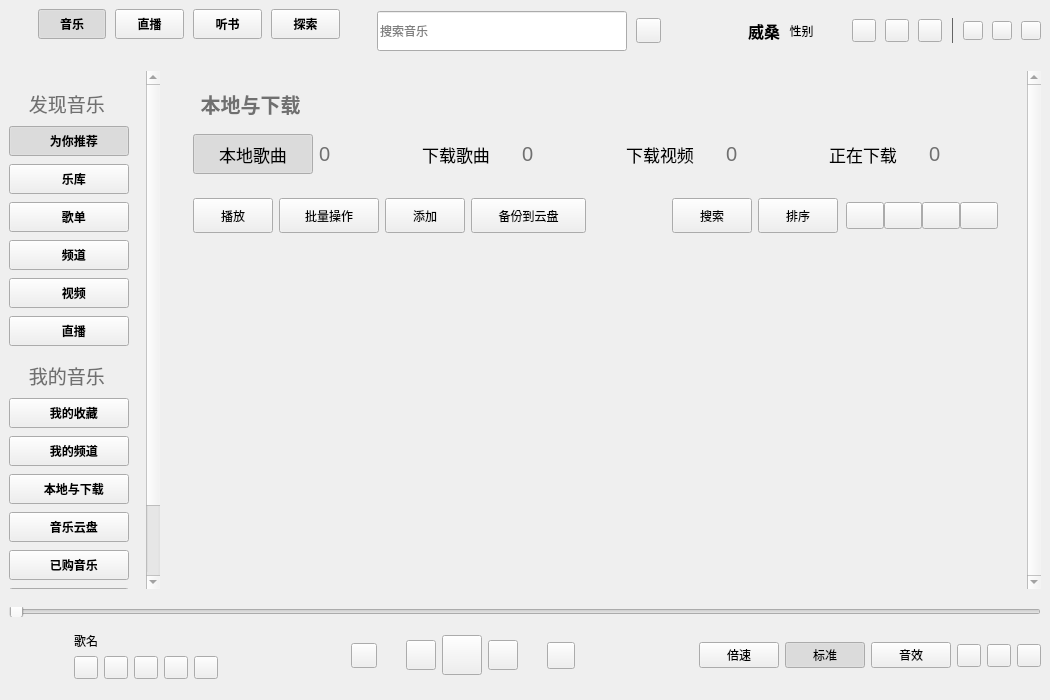
First picture: the form in KuGouStart/KuGouApp.ui, repository a-mo-xi-wei/KuGouApp, before the edit.
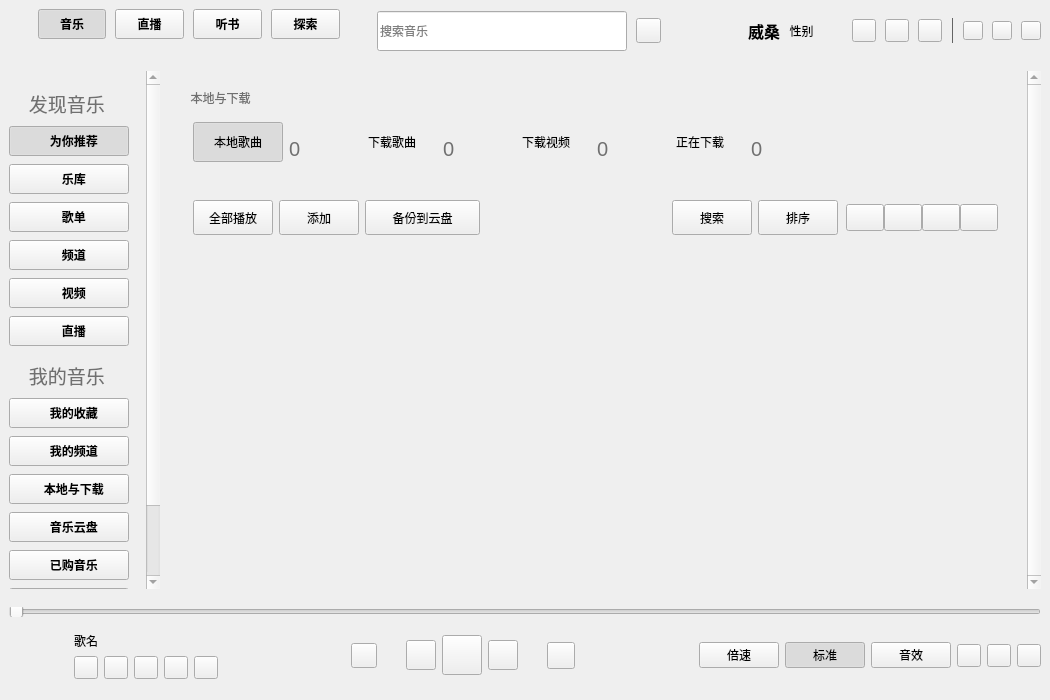
Second picture: the form after the edit. The open tabs and pages were chosen to show the change. Custom widgets are drawn as their Qt base class.

Commit message: 重新布局，添加指示图标

```diff
--- a/KuGouStart/KuGouApp.ui
+++ b/KuGouStart/KuGouApp.ui
@@ -1455,18 +1455,22 @@
                <widget class="QLabel" name="local_download_label">
                 <property name="font">
                  <font>
-                  <pointsize>15</pointsize>
-                  <bold>true</bold>
+                  <bold>false</bold>
                  </font>
                 </property>
                 <property name="text">
-                 <string>   本地与下载</string>
+                 <string>  本地与下载</string>
                 </property>
                </widget>
               </item>
               <item>
                <widget class="QWidget" name="guide_widget" native="true">
-                <layout class="QHBoxLayout" name="horizontalLayout_8">
+                <layout class="QHBoxLayout" name="horizontalLayout_7">
+                 <item>
+                  <layout class="QVBoxLayout" name="verticalLayout_11">
+                   <property name="spacing">
+                    <number>0</number>
+                   </property>
                  <item>
                   <widget class="QPushButton" name="local_music_pushButton">
                    <property name="sizePolicy">
@@ -1477,13 +1481,13 @@
                    </property>
                    <property name="minimumSize">
                     <size>
-                     <width>120</width>
+                       <width>90</width>
                      <height>40</height>
                     </size>
                    </property>
                    <property name="font">
                     <font>
-                     <pointsize>13</pointsize>
+                       <family>黑体</family>
                     </font>
                    </property>
                    <property name="text">
@@ -1504,6 +1508,21 @@
                   </widget>
                  </item>
                  <item>
+                    <widget class="QLabel" name="idx1_lab">
+                     <property name="text">
+                      <string/>
+                     </property>
+                     <property name="scaledContents">
+                      <bool>true</bool>
+                     </property>
+                     <property name="alignment">
+                      <set>Qt::AlignmentFlag::AlignCenter</set>
+                     </property>
+                    </widget>
+                   </item>
+                  </layout>
+                 </item>
+                 <item>
                   <widget class="QLabel" name="local_music_number_label">
                    <property name="font">
                     <font>
@@ -1520,6 +1539,9 @@
                    <property name="orientation">
                     <enum>Qt::Orientation::Horizontal</enum>
                    </property>
+                   <property name="sizeType">
+                    <enum>QSizePolicy::Policy::Fixed</enum>
+                   </property>
                    <property name="sizeHint" stdset="0">
                     <size>
                      <width>40</width>
@@ -1528,6 +1550,11 @@
                    </property>
                   </spacer>
                  </item>
+                 <item>
+                  <layout class="QVBoxLayout" name="verticalLayout_12">
+                   <property name="spacing">
+                    <number>0</number>
+                   </property>
                  <item>
                   <widget class="QPushButton" name="downloaded_music_pushButton">
                    <property name="sizePolicy">
@@ -1538,13 +1565,13 @@
                    </property>
                    <property name="minimumSize">
                     <size>
-                     <width>120</width>
+                       <width>90</width>
                      <height>40</height>
                     </size>
                    </property>
                    <property name="font">
                     <font>
-                     <pointsize>13</pointsize>
+                       <family>黑体</family>
                     </font>
                    </property>
                    <property name="text">
@@ -1565,6 +1592,21 @@
                   </widget>
                  </item>
                  <item>
+                    <widget class="QLabel" name="idx2_lab">
+                     <property name="text">
+                      <string/>
+                     </property>
+                     <property name="scaledContents">
+                      <bool>true</bool>
+                     </property>
+                     <property name="alignment">
+                      <set>Qt::AlignmentFlag::AlignCenter</set>
+                     </property>
+                    </widget>
+                   </item>
+                  </layout>
+                 </item>
+                 <item>
                   <widget class="QLabel" name="downloaded_music_number_label">
                    <property name="font">
                     <font>
@@ -1581,6 +1623,9 @@
                    <property name="orientation">
                     <enum>Qt::Orientation::Horizontal</enum>
                    </property>
+                   <property name="sizeType">
+                    <enum>QSizePolicy::Policy::Fixed</enum>
+                   </property>
                    <property name="sizeHint" stdset="0">
                     <size>
                      <width>40</width>
@@ -1589,6 +1634,11 @@
                    </property>
                   </spacer>
                  </item>
+                 <item>
+                  <layout class="QVBoxLayout" name="verticalLayout_13">
+                   <property name="spacing">
+                    <number>0</number>
+                   </property>
                  <item>
                   <widget class="QPushButton" name="downloaded_video_pushButton">
                    <property name="sizePolicy">
@@ -1599,13 +1649,13 @@
                    </property>
                    <property name="minimumSize">
                     <size>
-                     <width>120</width>
+                       <width>90</width>
                      <height>40</height>
                     </size>
                    </property>
                    <property name="font">
                     <font>
-                     <pointsize>13</pointsize>
+                       <family>黑体</family>
                     </font>
                    </property>
                    <property name="text">
@@ -1626,6 +1676,21 @@
                   </widget>
                  </item>
                  <item>
+                    <widget class="QLabel" name="idx3_lab">
+                     <property name="text">
+                      <string/>
+                     </property>
+                     <property name="scaledContents">
+                      <bool>true</bool>
+                     </property>
+                     <property name="alignment">
+                      <set>Qt::AlignmentFlag::AlignCenter</set>
+                     </property>
+                    </widget>
+                   </item>
+                  </layout>
+                 </item>
+                 <item>
                   <widget class="QLabel" name="downloaded_video_number_label">
                    <property name="font">
                     <font>
@@ -1642,6 +1707,9 @@
                    <property name="orientation">
                     <enum>Qt::Orientation::Horizontal</enum>
                    </property>
+                   <property name="sizeType">
+                    <enum>QSizePolicy::Policy::Fixed</enum>
+                   </property>
                    <property name="sizeHint" stdset="0">
                     <size>
                      <width>40</width>
@@ -1650,6 +1718,11 @@
                    </property>
                   </spacer>
                  </item>
+                 <item>
+                  <layout class="QVBoxLayout" name="verticalLayout_14">
+                   <property name="spacing">
+                    <number>0</number>
+                   </property>
                  <item>
                   <widget class="QPushButton" name="downloading_pushButton">
                    <property name="sizePolicy">
@@ -1660,13 +1733,13 @@
                    </property>
                    <property name="minimumSize">
                     <size>
-                     <width>120</width>
+                       <width>90</width>
                      <height>40</height>
                     </size>
                    </property>
                    <property name="font">
                     <font>
-                     <pointsize>13</pointsize>
+                       <family>黑体</family>
                     </font>
                    </property>
                    <property name="text">
@@ -1687,6 +1760,21 @@
                   </widget>
                  </item>
                  <item>
+                    <widget class="QLabel" name="idx4_lab">
+                     <property name="text">
+                      <string/>
+                     </property>
+                     <property name="scaledContents">
+                      <bool>true</bool>
+                     </property>
+                     <property name="alignment">
+                      <set>Qt::AlignmentFlag::AlignCenter</set>
+                     </property>
+                    </widget>
+                   </item>
+                  </layout>
+                 </item>
+                 <item>
                   <widget class="QLabel" name="downloading_number_label">
                    <property name="font">
                     <font>
@@ -1729,26 +1817,7 @@
                     <string>播放歌曲</string>
                    </property>
                    <property name="text">
-                    <string>播放</string>
-                   </property>
-                   <property name="toolButtonStyle">
-                    <enum>Qt::ToolButtonStyle::ToolButtonTextBesideIcon</enum>
-                   </property>
-                  </widget>
-                 </item>
-                 <item>
-                  <widget class="QToolButton" name="batch_operation_toolButton">
-                   <property name="minimumSize">
-                    <size>
-                     <width>100</width>
-                     <height>35</height>
-                    </size>
-                   </property>
-                   <property name="toolTip">
-                    <string>批量添加或删除</string>
-                   </property>
-                   <property name="text">
-                    <string>批量操作</string>
+                    <string>全部播放</string>
                    </property>
                    <property name="toolButtonStyle">
                     <enum>Qt::ToolButtonStyle::ToolButtonTextBesideIcon</enum>
```
Left out of the diff: 2 changed lines with no effect on the pictures. Lines whose indentation alone changed are shown as unchanged.
